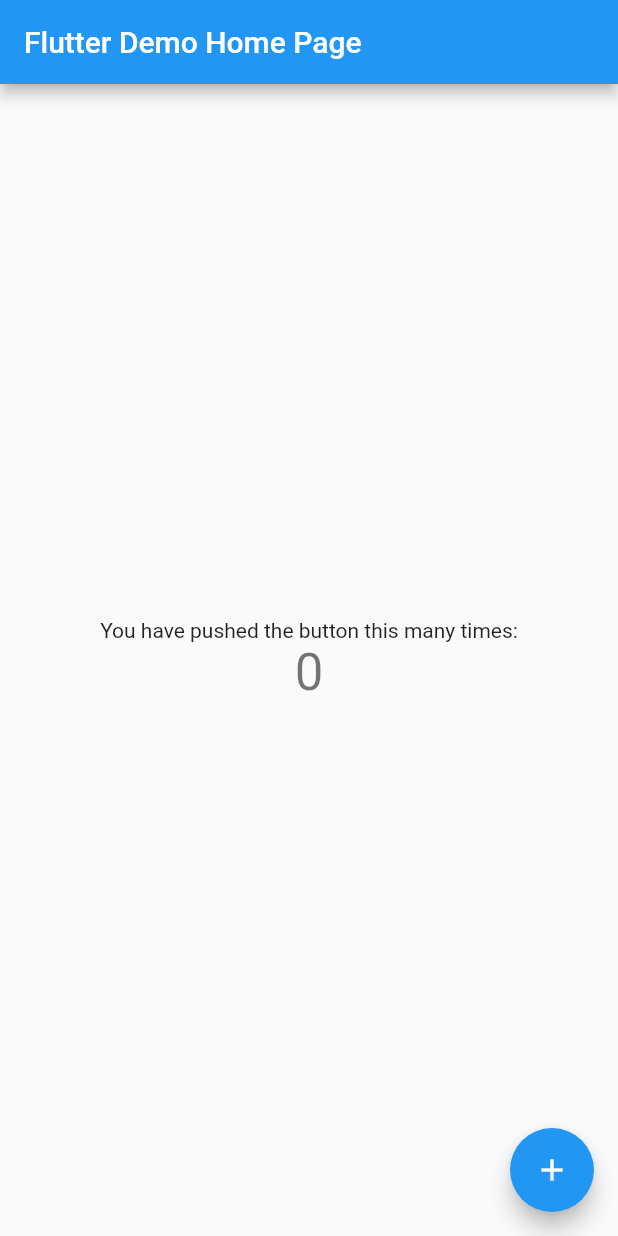
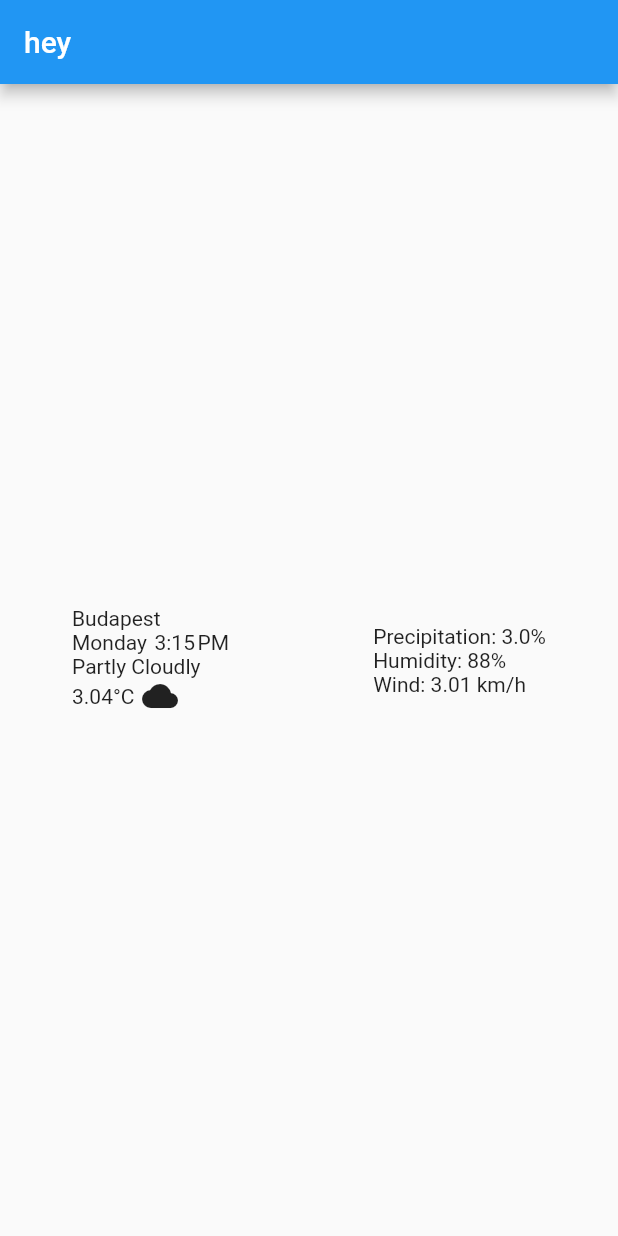
Before and after one commit to sachaarbonel/weather_forecast, a Flutter app: the screen it shows after launch, on a phone screen of 412 x 824 dp. Run offline on Flutter 3.47's test engine with Material 2 defaults, Android fonts, the phone set to English and light mode, and no system bars; our stand-ins replace bloc, equatable, flutter_bloc.

Commit message:
weather forecast wip + test WeatherInfos

```diff
--- a/example/lib/main.dart
+++ b/example/lib/main.dart
@@ -1,4 +1,5 @@
 import 'package:flutter/material.dart';
+import 'package:weather_forecast/weather_forecast.dart';
 
 void main() {
   runApp(MyApp());
@@ -12,54 +13,54 @@ class MyApp extends StatelessWidget {
       theme: ThemeData(
         primarySwatch: Colors.blue,
       ),
-      home: MyHomePage(title: 'Flutter Demo Home Page'),
+      home: MyHomePage(),
     );
   }
 }
 
-class MyHomePage extends StatefulWidget {
-  MyHomePage({Key key, this.title}) : super(key: key);
-
-  final String title;
-
-  @override
-  _MyHomePageState createState() => _MyHomePageState();
-}
-
-class _MyHomePageState extends State<MyHomePage> {
-  int _counter = 0;
-
-  void _incrementCounter() {
-    setState(() {
-      _counter++;
-    });
-  }
-
+class MyHomePage extends StatelessWidget {
   @override
   Widget build(BuildContext context) {
     return Scaffold(
       appBar: AppBar(
-        title: Text(widget.title),
+        title: Text("hey"),
       ),
       body: Center(
-        child: Column(
-          mainAxisAlignment: MainAxisAlignment.center,
-          children: <Widget>[
-            Text(
-              'You have pushed the button this many times:',
-            ),
-            Text(
-              '$_counter',
-              style: Theme.of(context).textTheme.headline4,
-            ),
-          ],
+        child: WeatherInfos(
+          displayWeather: DisplayWeatherImpl(
+              description: "Partly Cloudly",
+              temp: 3.04,
+              pop: 0.03,
+              humidity: 88,
+              timeStamp: 1610100000,
+              city: "Budapest",
+              windSpeed: 3.01),
         ),
-      ),
-      floatingActionButton: FloatingActionButton(
-        onPressed: _incrementCounter,
-        tooltip: 'Increment',
-        child: Icon(Icons.add),
       ),
     );
   }
 }
+
+class DisplayWeatherImpl extends DisplayWeather {
+  DisplayWeatherImpl(
+      {double temp,
+      WeatherCondition weatherCondition,
+      double pop,
+      int humidity,
+      String description,
+      String city,
+      int timeStamp,
+      double windSpeed})
+      : super(
+            temp: temp,
+            weatherCondition: weatherCondition,
+            pop: pop,
+            humidity: humidity,
+            windSpeed: windSpeed,
+            timeStamp: timeStamp,
+            city: city,
+            description: description);
+
+  @override
+  List<Object> get props => [temp, weatherCondition];
+}
--- a/lib/src/models/display_weather.dart
+++ b/lib/src/models/display_weather.dart
@@ -2,9 +2,23 @@ import 'package:equatable/equatable.dart';
 
 abstract class DisplayWeather extends Equatable {
   final double temp;
+  final double windSpeed;
   final WeatherCondition weatherCondition;
+  final int humidity;
+  final String description;
+  final String city;
+  final double pop;
+  final int timeStamp;
 
-  DisplayWeather({this.temp, this.weatherCondition});
+  DisplayWeather(
+      {this.temp,
+      this.weatherCondition,
+      this.pop,
+      this.humidity,
+      this.description,
+      this.timeStamp,
+      this.city,
+      this.windSpeed});
 }
 
 enum WeatherCondition {
--- /dev/null
+++ b/lib/src/models/models.dart
@@ -0,0 +1,2 @@
+export 'display_weather.dart';
+export 'openweather_response.dart';
--- /dev/null
+++ b/lib/src/widgets/weather_widget.dart
@@ -0,0 +1,126 @@
+import 'package:flutter/material.dart';
+import 'package:intl/intl.dart';
+import 'package:weather_forecast/src/bloc/bloc.dart';
+import 'package:flutter_bloc/flutter_bloc.dart';
+import 'package:weather_forecast/src/models/display_weather.dart';
+import 'package:weather_forecast/src/services/openweathermap.dart';
+import 'package:http/http.dart' as http;
+
+class WeatherForecastSDK extends StatelessWidget {
+  WeatherRepository _weatherRepository;
+  final Widget Function(WeatherLoadSuccess) onWeatherLoading;
+
+  WeatherForecastSDK(
+      {Key key,
+      WeatherRepository repository,
+      @required String apiKey,
+      this.onWeatherLoading})
+      : super(key: key) {
+    _weatherRepository = repository != null
+        ? _weatherRepository
+        : OpenWeatherMapApi(
+            appId: apiKey,
+            httpClient: http
+                .Client()); //you can wether use our OpenweatherApi implementation or implement your own
+  }
+  @override
+  Widget build(BuildContext context) {
+    return BlocProvider(
+      create: (context) => WeatherBloc(weatherRepository: _weatherRepository),
+      child: _WeatherInfosBuilder(onWeatherLoading: onWeatherLoading),
+    );
+  }
+}
+
+class _WeatherInfosBuilder extends StatelessWidget {
+  final Widget Function(WeatherState) onWeatherLoading;
+  _WeatherInfosBuilder({this.onWeatherLoading});
+  @override
+  Widget build(BuildContext context) {
+    return BlocBuilder<WeatherBloc, WeatherState>(builder: (context, state) {
+      if (state is WeatherInitial) {
+        return Center(child: Text('Please Select a Location'));
+      }
+      if (state is WeatherLoadInProgress) {
+        return Center(child: CircularProgressIndicator());
+      }
+      if (state is WeatherLoadSuccess) {
+        final weather = state.weather;
+        return onWeatherLoading != null
+            ? onWeatherLoading(state)
+            : WeatherInfos(
+                displayWeather: weather,
+              );
+      }
+      if (state is WeatherLoadFailure) {
+        return Text(
+          'Something went wrong!',
+          style: TextStyle(color: Colors.red),
+        );
+      }
+    });
+  }
+}
+
+class WeatherInfos extends StatelessWidget {
+  final DisplayWeather displayWeather;
+  const WeatherInfos({Key key, this.displayWeather}) : super(key: key);
+
+  @override
+  Widget build(BuildContext context) {
+    return Column(
+      mainAxisAlignment: MainAxisAlignment.center,
+      children: <Widget>[
+        Row(
+          mainAxisAlignment: MainAxisAlignment.spaceAround,
+          children: [
+            Column(
+              crossAxisAlignment: CrossAxisAlignment.start,
+              children: [
+                Text("${displayWeather.city}"),
+                Row(
+                  children: [
+                    Text("${formatWeekDay(displayWeather.timeStamp)}"),
+                    SizedBox(
+                      width: 5,
+                    ),
+                    Text("${formatHourMinute(displayWeather.timeStamp)}"),
+                  ],
+                ),
+                Text("${displayWeather.description}"),
+                Row(
+                  children: [
+                    Text("${displayWeather.temp}°C"),
+                    SizedBox(
+                      width: 5,
+                    ),
+                    Icon(Icons.wb_cloudy),
+                  ],
+                )
+              ],
+            ),
+            Column(
+              crossAxisAlignment: CrossAxisAlignment.start,
+              children: [
+                Text("Precipitation: ${displayWeather.pop * 100}%"),
+                Text("Humidity: ${displayWeather.humidity}%"),
+                Text("Wind: ${displayWeather.windSpeed} km/h")
+              ],
+            )
+          ],
+        )
+      ],
+    );
+  }
+//TODO: move this to utils and test it
+  String formatHourMinute(int timestamp) {
+    final hourMinuteFormat = DateFormat(DateFormat.HOUR_MINUTE);
+    return hourMinuteFormat
+        .format(DateTime.fromMillisecondsSinceEpoch(timestamp));
+  }
+
+  String formatWeekDay(int timestamp) {
+    final weekDayFormat = DateFormat(DateFormat.WEEKDAY);
+    return weekDayFormat.format(DateTime.fromMillisecondsSinceEpoch(timestamp));
+  }
+}
--- a/lib/weather_forecast.dart
+++ b/lib/weather_forecast.dart
@@ -5,4 +5,6 @@ library weather_forecast;
 
 export 'src/models/openweather_response.dart';
 export 'src/services/openweathermap.dart';
+export 'src/widgets/weather_widget.dart';
+export 'src/models/models.dart';
 // TODO: Export any libraries intended for clients of this package.
```
Also changed, not shown: pubspec.yaml (+6 -2 lines), 6 other files.
